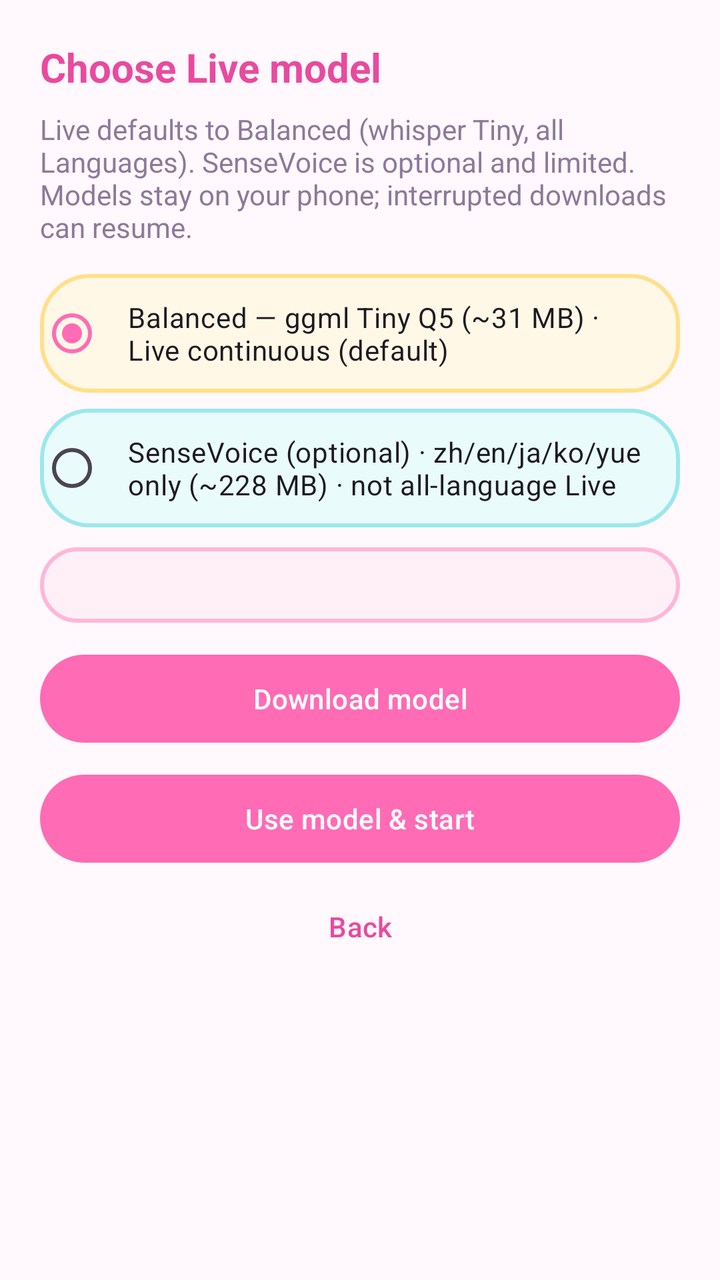
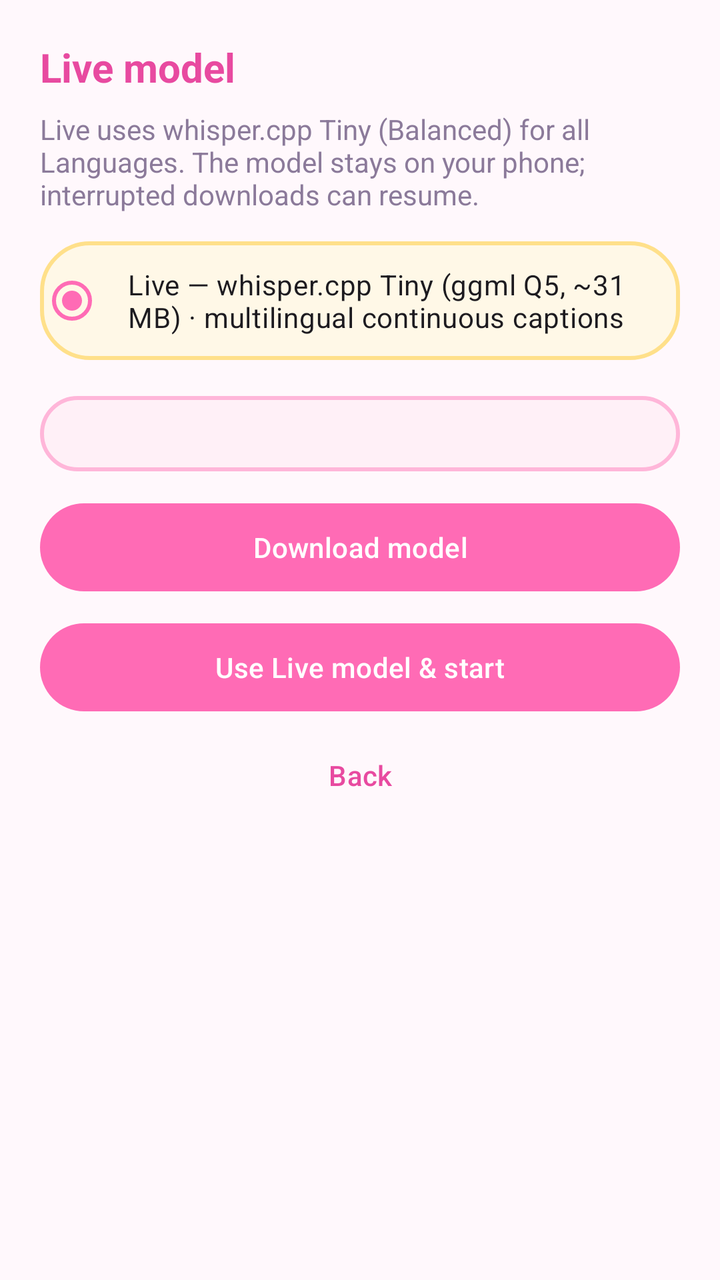

An Android layout rendered at two revisions. The XML below is the earlier revision; the diff shows what the commit changed to produce the second picture.
<!-- AndroidManifest.xml: application theme Theme.CaptionAction -->
<!-- res/layout/dialog_model_gate.xml -->
<?xml version="1.0" encoding="utf-8"?>
<LinearLayout xmlns:android="http://schemas.android.com/apk/res/android"
    android:layout_width="match_parent"
    android:layout_height="wrap_content"
    android:orientation="vertical"
    android:padding="20dp"
    android:background="@color/ca_bg">

    <TextView
        android:id="@+id/modelGateTitle"
        android:layout_width="match_parent"
        android:layout_height="wrap_content"
        android:text="@string/model_gate_title"
        android:textColor="@color/ca_primary_dark"
        android:textSize="20sp"
        android:textStyle="bold" />

    <TextView
        android:id="@+id/modelGateBody"
        android:layout_width="match_parent"
        android:layout_height="wrap_content"
        android:layout_marginTop="8dp"
        android:text="@string/model_gate_body"
        android:textColor="@color/ca_muted"
        android:textSize="14sp" />

    <RadioGroup
        android:id="@+id/modelGroup"
        android:layout_width="match_parent"
        android:layout_height="wrap_content"
        android:layout_marginTop="14dp">

        <RadioButton
            android:id="@+id/radioBalanced"
            android:layout_width="match_parent"
            android:layout_height="wrap_content"
            android:background="@drawable/bg_card_yellow"
            android:layout_marginBottom="8dp"
            android:padding="12dp"
            android:text="@string/model_balanced"
            android:checked="true" />

        <RadioButton
            android:id="@+id/radioFast"
            android:layout_width="match_parent"
            android:layout_height="wrap_content"
            android:background="@drawable/bg_card_cyan"
            android:padding="12dp"
            android:text="@string/model_fast" />
    </RadioGroup>

    <TextView
        android:id="@+id/modelStatus"
        android:layout_width="match_parent"
        android:layout_height="wrap_content"
        android:layout_marginTop="10dp"
        android:background="@drawable/bg_card_pink"
        android:padding="10dp"
        android:textColor="@color/ca_text"
        android:textSize="13sp" />

    <TextView
        android:id="@+id/downloadOnceHint"
        android:layout_width="match_parent"
        android:layout_height="wrap_content"
        android:layout_marginTop="12dp"
        android:text="@string/download_once_patience"
        android:textColor="@color/ca_muted"
        android:textSize="13sp"
        android:visibility="gone" />

    <ProgressBar
        android:id="@+id/downloadProgress"
        style="?android:attr/progressBarStyleHorizontal"
        android:layout_width="match_parent"
        android:layout_height="18dp"
        android:layout_marginTop="8dp"
        android:max="100"
        android:progress="0"
        android:indeterminate="false"
        android:visibility="gone"
        android:progressDrawable="@drawable/bg_progress_fill" />

    <TextView
        android:id="@+id/downloadPercent"
        android:layout_width="match_parent"
        android:layout_height="wrap_content"
        android:layout_marginTop="4dp"
        android:gravity="center"
        android:textColor="@color/ca_text"
        android:textStyle="bold"
        android:visibility="gone" />

    <com.google.android.material.button.MaterialButton
        android:id="@+id/btnDownload"
        android:layout_width="match_parent"
        android:layout_height="wrap_content"
        android:layout_marginTop="12dp"
        android:text="@string/download_model" />


    <com.google.android.material.button.MaterialButton
        android:id="@+id/btnUseAndStart"
        android:layout_width="match_parent"
        android:layout_height="wrap_content"
        android:layout_marginTop="8dp"
        android:text="@string/model_gate_use_start" />

    <com.google.android.material.button.MaterialButton
        android:id="@+id/btnCancelGate"
        style="@style/Widget.CaptionAction.Button.Soft"
        android:layout_width="match_parent"
        android:layout_height="wrap_content"
        android:layout_marginTop="4dp"
        android:text="@string/back" />
</LinearLayout>
<!-- resources referenced by this layout -->
<resources>
  <color name="ca_bg">#FFF8FC</color>
  <color name="ca_muted">#8B7A9A</color>
  <color name="ca_primary_dark">#E84AA0</color>
  <color name="ca_text">#2D2140</color>
  <!-- drawable bg_card_cyan (drawable) -->
  <?xml version="1.0" encoding="utf-8"?>
  <shape xmlns:android="http://schemas.android.com/apk/res/android" android:shape="rectangle">
      <solid android:color="@color/ca_card_cyan" />
      <corners android:radius="24dp" />
      <stroke android:width="2dp" android:color="#9AE8EC" />
  </shape>
  <!-- drawable bg_card_pink (drawable) -->
  <?xml version="1.0" encoding="utf-8"?>
  <shape xmlns:android="http://schemas.android.com/apk/res/android" android:shape="rectangle">
      <solid android:color="@color/ca_card_pink" />
      <corners android:radius="24dp" />
      <stroke android:width="2dp" android:color="#FFB6D9" />
  </shape>
  <!-- drawable bg_card_yellow (drawable) -->
  <?xml version="1.0" encoding="utf-8"?>
  <shape xmlns:android="http://schemas.android.com/apk/res/android" android:shape="rectangle">
      <solid android:color="@color/ca_card_yellow" />
      <corners android:radius="24dp" />
      <stroke android:width="2dp" android:color="#FFE08A" />
  </shape>
  <string name="back">Back</string>
  <string name="download_model">Download model</string>
  <string name="download_once_patience">Take a little breath — your local AI is settling onto this phone. It can take a bit, and that’s okay. You only have to wait through this once.</string>
  <string name="model_balanced">Balanced — ggml Tiny Q5 (~31 MB) · Live continuous (default)</string>
  <string name="model_fast">SenseVoice (optional) · zh/en/ja/ko/yue only (~228 MB) · not all-language Live</string>
  <string name="model_gate_body">Live defaults to Balanced (whisper Tiny, all Languages). SenseVoice is optional and limited. Models stay on your phone; interrupted downloads can resume.</string>
  <string name="model_gate_title">Choose Live model</string>
  <string name="model_gate_use_start">Use model &amp; start</string>
  <style name="Widget.CaptionAction.Button.Soft" parent="Widget.Material3.Button.TextButton">
          <item name="cornerRadius">24dp</item>
          <item name="android:textColor">@color/ca_primary_dark</item>
          <item name="android:minHeight">48dp</item>
      </style>
  <color name="ca_card_cyan">#EAFBFC</color>
  <color name="ca_card_pink">#FFF0F7</color>
  <color name="ca_card_yellow">#FFF8E7</color>
  <color name="ca_primary">#FF6BB5</color>
  <color name="ca_pink_soft">#FFE0F0</color>
  <color name="ca_cyan">#5CE1E6</color>
  <color name="ca_cyan_soft">#D6F7F9</color>
  <color name="ca_accent">#FFD166</color>
  <style name="Widget.CaptionAction.Button" parent="Widget.Material3.Button">
          <item name="cornerRadius">28dp</item>
          <item name="backgroundTint">@color/ca_primary</item>
          <item name="android:textColor">@color/ca_white</item>
          <item name="android:minHeight">52dp</item>
          <item name="android:textAllCaps">false</item>
          <item name="android:letterSpacing">0.01</item>
      </style>
  <style name="Widget.CaptionAction.Card" parent="Widget.Material3.CardView.Elevated">
          <item name="cardCornerRadius">24dp</item>
          <item name="cardElevation">4dp</item>
          <item name="cardBackgroundColor">@color/ca_surface</item>
      </style>
  <color name="ca_white">#FFFFFF</color>
  <color name="ca_surface">#FFFFFF</color>
  <!-- unchanged entries left out for length: 2 -->
</resources>

<!-- the commit's change to res/layout/dialog_model_gate.xml (unified diff, before → after) -->
@@ -40,13 +40,6 @@
             android:text="@string/model_balanced"
             android:checked="true" />
 
-        <RadioButton
-            android:id="@+id/radioFast"
-            android:layout_width="match_parent"
-            android:layout_height="wrap_content"
-            android:background="@drawable/bg_card_cyan"
-            android:padding="12dp"
-            android:text="@string/model_fast" />
     </RadioGroup>
 
     <TextView
<!-- resource entries referenced after the edit -->
@@ -4,13 +4,6 @@
   <color name="ca_muted">#8B7A9A</color>
   <color name="ca_primary_dark">#E84AA0</color>
   <color name="ca_text">#2D2140</color>
-  <!-- drawable bg_card_cyan (drawable) -->
-  <?xml version="1.0" encoding="utf-8"?>
-  <shape xmlns:android="http://schemas.android.com/apk/res/android" android:shape="rectangle">
-      <solid android:color="@color/ca_card_cyan" />
-      <corners android:radius="24dp" />
-      <stroke android:width="2dp" android:color="#9AE8EC" />
-  </shape>
   <!-- drawable bg_card_pink (drawable) -->
   <?xml version="1.0" encoding="utf-8"?>
   <shape xmlns:android="http://schemas.android.com/apk/res/android" android:shape="rectangle">
@@ -28,17 +21,15 @@
   <string name="back">Back</string>
   <string name="download_model">Download model</string>
   <string name="download_once_patience">Take a little breath — your local AI is settling onto this phone. It can take a bit, and that’s okay. You only have to wait through this once.</string>
-  <string name="model_balanced">Balanced — ggml Tiny Q5 (~31 MB) · Live continuous (default)</string>
-  <string name="model_fast">SenseVoice (optional) · zh/en/ja/ko/yue only (~228 MB) · not all-language Live</string>
-  <string name="model_gate_body">Live defaults to Balanced (whisper Tiny, all Languages). SenseVoice is optional and limited. Models stay on your phone; interrupted downloads can resume.</string>
-  <string name="model_gate_title">Choose Live model</string>
-  <string name="model_gate_use_start">Use model &amp; start</string>
+  <string name="model_balanced">Live — whisper.cpp Tiny (ggml Q5, ~31 MB) · multilingual continuous captions</string>
+  <string name="model_gate_body">Live uses whisper.cpp Tiny (Balanced) for all Languages. The model stays on your phone; interrupted downloads can resume.</string>
+  <string name="model_gate_title">Live model</string>
+  <string name="model_gate_use_start">Use Live model &amp; start</string>
   <style name="Widget.CaptionAction.Button.Soft" parent="Widget.Material3.Button.TextButton">
           <item name="cornerRadius">24dp</item>
           <item name="android:textColor">@color/ca_primary_dark</item>
           <item name="android:minHeight">48dp</item>
       </style>
-  <color name="ca_card_cyan">#EAFBFC</color>
   <color name="ca_card_pink">#FFF0F7</color>
   <color name="ca_card_yellow">#FFF8E7</color>
   <color name="ca_primary">#FF6BB5</color>
